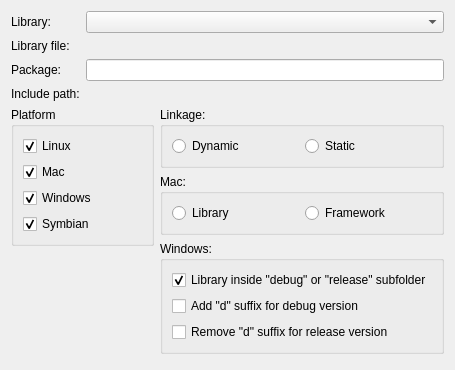
Old version of the form src/plugins/qt4projectmanager/librarydetailswidget.ui in the repository qt-creator/qt-creator.
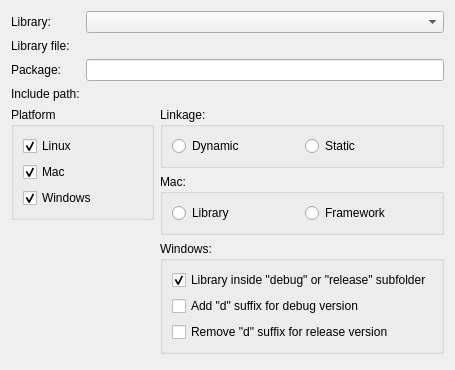
New version of the form. Custom widgets are drawn as their Qt base class.

Commit message:
Removal of Symbian support
Qt Creator's support for Symbian was at its peak in version
2.4.x. Nobody really verified it in Qt Creator 2.5 or 2.6.
It is most likely rotten. Let's remove it!

Also, the Symbian support code was spread throughout the whole
Qt Creator code base. The plugin interfaces evolved in the
meantime and target platforms like Android or QNX have 99% of
their code in separate plugins.

In case anyone wants to revive Symbian support in Qt Creator,
please create a plugin for it.

Patch:
```diff
--- a/src/plugins/qt4projectmanager/librarydetailswidget.ui
+++ b/src/plugins/qt4projectmanager/librarydetailswidget.ui
@@ -96,16 +96,6 @@
           </property>
          </widget>
         </item>
-        <item>
-         <widget class="QCheckBox" name="symCheckBox">
-          <property name="text">
-           <string>Symbian</string>
-          </property>
-          <property name="checked">
-           <bool>true</bool>
-          </property>
-         </widget>
-        </item>
        </layout>
       </widget>
      </item>
```
The commit also changes 350 other files.
